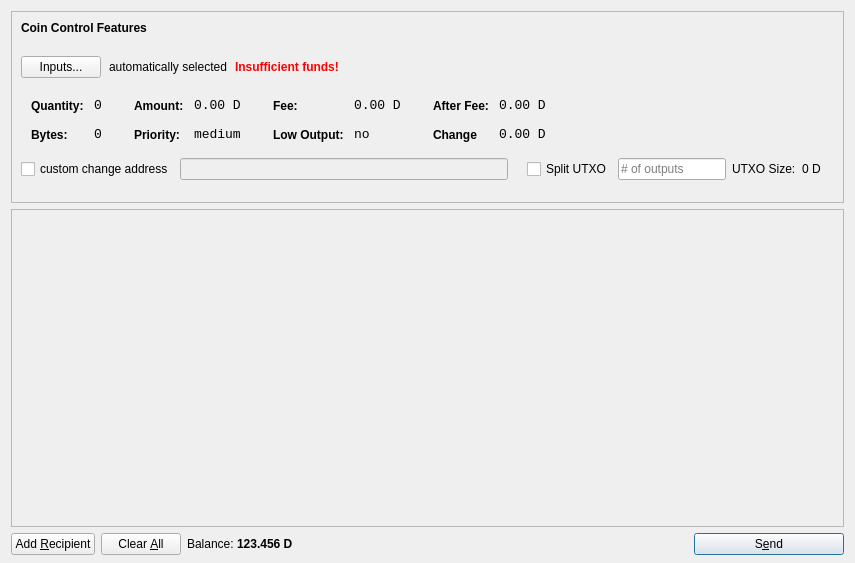
This is src/qt/forms/sendcoinsdialog.ui in metaspartan/denarius as Qt 5 draws it before an edit. The edited form follows.
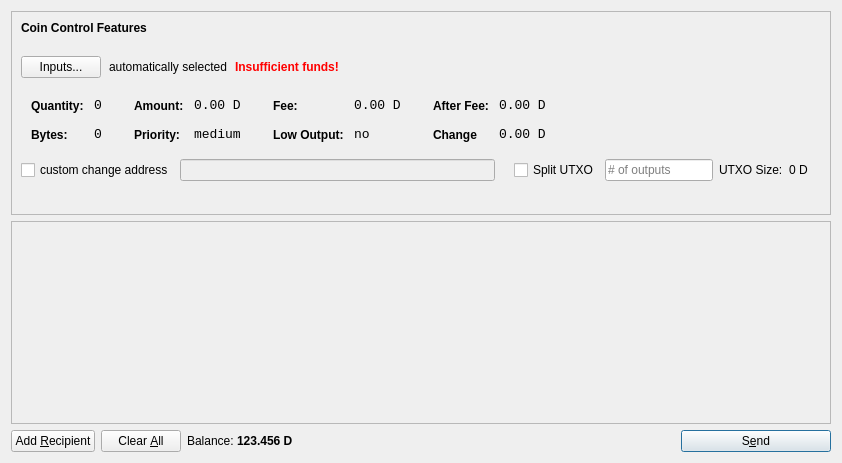
This is the edited form. Icons and pictures are not drawn.

Patch:
```diff
--- a/src/qt/forms/sendcoinsdialog.ui
+++ b/src/qt/forms/sendcoinsdialog.ui
@@ -6,17 +6,14 @@
    <rect>
     <x>0</x>
     <y>0</y>
-    <width>855</width>
-    <height>563</height>
+    <width>615</width>
+    <height>463</height>
    </rect>
   </property>
   <property name="windowTitle">
    <string>Send Coins</string>
   </property>
-  <layout class="QVBoxLayout" name="verticalLayout" stretch="0,1,0">
-   <property name="bottomMargin">
-    <number>8</number>
-   </property>
+  <layout class="QVBoxLayout" name="verticalLayout">
    <item>
     <widget class="QFrame" name="frameCoinControl">
      <property name="sizePolicy">
@@ -650,8 +647,8 @@
        <rect>
         <x>0</x>
         <y>0</y>
-        <width>835</width>
-        <height>283</height>
+        <width>595</width>
+        <height>201</height>
        </rect>
       </property>
       <layout class="QVBoxLayout" name="verticalLayout_2">
```
